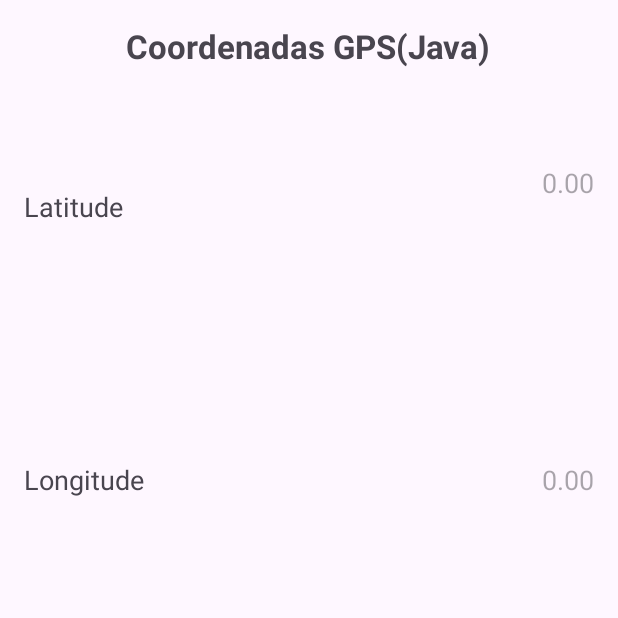
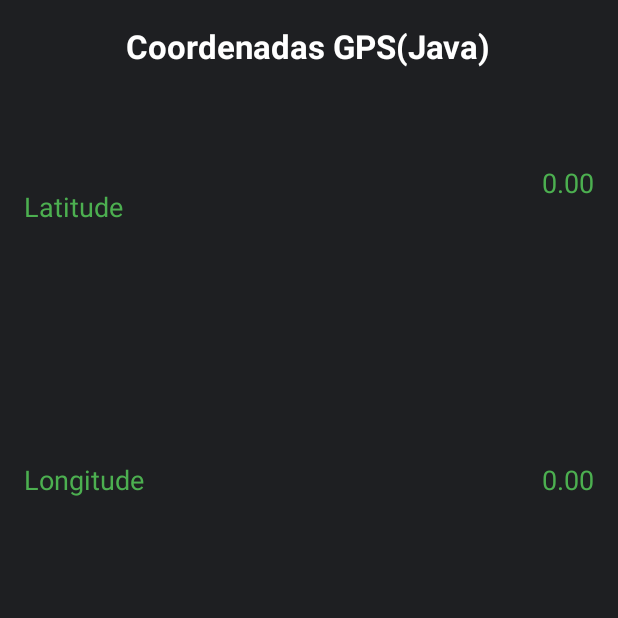
Before and after one commit to ThiagoAvelino1990/Aplicativos-Mobile, an Android app: the screen it shows after launch (MainActivity), on a phone screen of 412 x 824 dp, the top half of it. Run offline under Robolectric (Android 15) with nearby library versions, the phone set to English and light mode, and no system bars.

Commit message:
alteracao de cores no layout

```diff
--- a/Java/AppGeoLocalizacao/app/src/main/res/layout/activity_main.xml
+++ b/Java/AppGeoLocalizacao/app/src/main/res/layout/activity_main.xml
@@ -5,28 +5,36 @@
     android:id="@+id/main"
     android:layout_width="match_parent"
     android:layout_height="match_parent"
+    android:background="@color/bg_color_night"
+    tools:context=".MainActivity">
+
+    <androidx.constraintlayout.widget.ConstraintLayout
+        android:layout_width="match_parent"
+        android:layout_height="match_parent"
         android:layout_margin="16dp"
-    tools:context=".MainActivity">
+        android:orientation="vertical">
 
         <TextView
             android:id="@+id/txtCoordenasGPS"
             android:layout_width="wrap_content"
             android:layout_height="wrap_content"
             android:text="@string/txt_coordenadas_gps_java"
+            android:textColor="@color/white"
+            android:textSize="22sp"
+            android:textStyle="bold"
             app:layout_constraintEnd_toEndOf="parent"
             app:layout_constraintHorizontal_bias="0.497"
             app:layout_constraintStart_toStartOf="parent"
-        app:layout_constraintTop_toTopOf="parent"
-        android:textSize="22sp"
-        android:textStyle="bold"/>
+            app:layout_constraintTop_toTopOf="parent" />
 
         <TextView
             android:id="@+id/txtLatitude"
             android:layout_width="wrap_content"
             android:layout_height="wrap_content"
             android:layout_marginTop="80dp"
+            android:text="@string/txt_latitude"
+            android:textColor="@color/texto_destaque"
             android:textSize="18sp"
-        android:text="@string/txt_latitude"
             app:layout_constraintEnd_toStartOf="@+id/imgPinGPS"
             app:layout_constraintHorizontal_bias="0.0"
             app:layout_constraintStart_toStartOf="parent"
@@ -37,8 +45,9 @@
             android:layout_width="wrap_content"
             android:layout_height="wrap_content"
             android:layout_marginBottom="476dp"
+            android:text="@string/txt_longitude"
+            android:textColor="@color/texto_destaque"
             android:textSize="18sp"
-        android:text="@string/txt_longitude"
             app:layout_constraintBottom_toBottomOf="parent"
             app:layout_constraintEnd_toStartOf="@+id/imgPinGPS"
             app:layout_constraintHorizontal_bias="0.0"
@@ -49,8 +58,10 @@
             android:layout_width="wrap_content"
             android:layout_height="wrap_content"
             android:layout_marginTop="64dp"
+            android:hint="@string/txt_valor_latitude_longitude"
+            android:textColorHint="@color/texto_destaque"
+            android:textColor="@color/texto_destaque"
             android:textSize="18sp"
-        android:hint="@string/txt_valor_latitude_longitude"
             app:layout_constraintEnd_toEndOf="parent"
             app:layout_constraintHorizontal_bias="1.0"
             app:layout_constraintStart_toEndOf="@+id/imgPinGPS"
@@ -61,8 +72,10 @@
             android:layout_width="wrap_content"
             android:layout_height="wrap_content"
             android:layout_marginBottom="476dp"
+            android:hint="@string/txt_valor_latitude_longitude"
+            android:textColorHint="@color/texto_destaque"
+            android:textColor="@color/texto_destaque"
             android:textSize="18sp"
-        android:hint="@string/txt_valor_latitude_longitude"
             app:layout_constraintBottom_toBottomOf="parent"
             app:layout_constraintEnd_toEndOf="parent"
             app:layout_constraintHorizontal_bias="1.0"
@@ -83,3 +96,6 @@
             tools:srcCompat="@tools:sample/avatars" />
 
     </androidx.constraintlayout.widget.ConstraintLayout>
+
+
+</androidx.constraintlayout.widget.ConstraintLayout>
--- a/Java/AppGeoLocalizacao/app/src/main/res/values/colors.xml
+++ b/Java/AppGeoLocalizacao/app/src/main/res/values/colors.xml
@@ -2,4 +2,8 @@
 <resources>
     <color name="black">#FF000000</color>
     <color name="white">#FFFFFFFF</color>
+
+    <color name="texto_destaque">#4CAF50</color>
+    <color name="bg_color_night">#1E1F22</color>
+
 </resources>
--- a/Java/AppGeoLocalizacao/app/src/main/res/values/themes.xml
+++ b/Java/AppGeoLocalizacao/app/src/main/res/values/themes.xml
@@ -3,6 +3,8 @@
     <style name="Base.Theme.AppGeoLocalizacao" parent="Theme.Material3.DayNight.NoActionBar">
         <!-- Customize your light theme here. -->
         <!-- <item name="colorPrimary">@color/my_light_primary</item> -->
+        <item name = "backgroundColor">@color/bg_color_night</item>
+        <item name = "android:statusBarColor" tools:targetApi="l">@color/bg_color_night</item>
     </style>
 
     <style name="Theme.AppGeoLocalizacao" parent="Base.Theme.AppGeoLocalizacao" />
```
Lines whose indentation alone changed are shown as unchanged.
